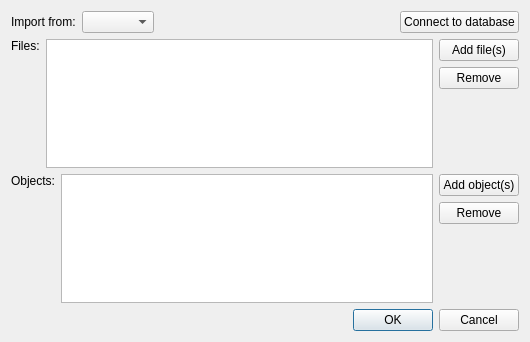
Above: src/plugins/pcr/src/import/ImportPrimersDialog.ui from violethaze74/ugene before the change. Below: the same form after it.
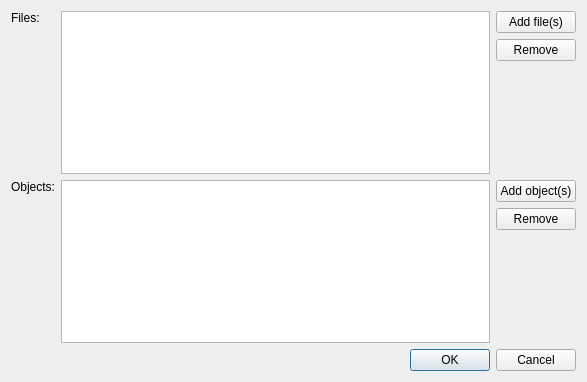
That is the form after the change.

Diff of the .ui file:
```diff
--- a/src/plugins/pcr/src/import/ImportPrimersDialog.ui
+++ b/src/plugins/pcr/src/import/ImportPrimersDialog.ui
@@ -6,8 +6,8 @@
    <rect>
     <x>0</x>
     <y>0</y>
-    <width>530</width>
-    <height>342</height>
+    <width>587</width>
+    <height>382</height>
    </rect>
   </property>
   <property name="sizePolicy">
@@ -20,56 +20,9 @@
    <string>Import Primers</string>
   </property>
   <layout class="QVBoxLayout" name="verticalLayout">
-   <property name="sizeConstraint">
-    <enum>QLayout::SetMinAndMaxSize</enum>
-   </property>
    <item>
-    <layout class="QHBoxLayout" name="horizontalLayout_3">
-     <item>
-      <widget class="QLabel" name="lblSource">
-       <property name="text">
-        <string>Import from:</string>
-       </property>
-      </widget>
-     </item>
-     <item>
-      <widget class="QComboBox" name="cbSource"/>
-     </item>
-     <item>
-      <spacer name="horizontalSpacer">
-       <property name="orientation">
-        <enum>Qt::Horizontal</enum>
-       </property>
-       <property name="sizeType">
-        <enum>QSizePolicy::Expanding</enum>
-       </property>
-       <property name="sizeHint" stdset="0">
-        <size>
-         <width>40</width>
-         <height>20</height>
-        </size>
-       </property>
-      </spacer>
-     </item>
-     <item>
-      <widget class="QPushButton" name="pbConnect">
-       <property name="text">
-        <string>Connect to database</string>
-       </property>
-      </widget>
-     </item>
-    </layout>
-   </item>
-   <item>
-    <widget class="QWidget" name="filesContainer" native="true">
-     <layout class="QHBoxLayout" name="horizontalLayout">
-      <property name="sizeConstraint">
-       <enum>QLayout::SetMinAndMaxSize</enum>
-      </property>
-      <property name="margin">
-       <number>0</number>
-      </property>
-      <item>
+    <layout class="QGridLayout" name="gridLayout">
+     <item row="0" column="0">
        <widget class="QLabel" name="lblFiles">
         <property name="text">
          <string>Files:</string>
@@ -79,7 +32,7 @@
         </property>
        </widget>
       </item>
-      <item>
+     <item row="0" column="1">
        <widget class="QListWidget" name="lwFiles">
         <property name="sizePolicy">
          <sizepolicy hsizetype="Expanding" vsizetype="Ignored">
@@ -89,7 +42,7 @@
         </property>
        </widget>
       </item>
-      <item>
+     <item row="0" column="2">
        <layout class="QVBoxLayout" name="verticalLayout_4">
         <property name="sizeConstraint">
          <enum>QLayout::SetMinAndMaxSize</enum>
@@ -123,19 +76,7 @@
         </item>
        </layout>
       </item>
-     </layout>
-    </widget>
-   </item>
-   <item>
-    <widget class="QWidget" name="objectsContainer" native="true">
-     <layout class="QHBoxLayout" name="horizontalLayout_2">
-      <property name="sizeConstraint">
-       <enum>QLayout::SetMinAndMaxSize</enum>
-      </property>
-      <property name="margin">
-       <number>0</number>
-      </property>
-      <item>
+     <item row="1" column="0">
        <widget class="QLabel" name="lblObjects">
         <property name="text">
          <string>Objects:</string>
@@ -145,7 +86,7 @@
         </property>
        </widget>
       </item>
-      <item>
+     <item row="1" column="1">
        <widget class="QListWidget" name="lwObjects">
         <property name="sizePolicy">
          <sizepolicy hsizetype="Expanding" vsizetype="Ignored">
@@ -155,7 +96,7 @@
         </property>
        </widget>
       </item>
-      <item>
+     <item row="1" column="2">
        <layout class="QVBoxLayout" name="verticalLayout_2">
         <property name="sizeConstraint">
          <enum>QLayout::SetMinAndMaxSize</enum>
@@ -190,7 +131,21 @@
        </layout>
       </item>
      </layout>
-    </widget>
+   </item>
+   <item>
+    <layout class="QHBoxLayout" name="horizontalLayout">
+     <item>
+      <spacer name="horizontalSpacer">
+       <property name="orientation">
+        <enum>Qt::Horizontal</enum>
+       </property>
+       <property name="sizeHint" stdset="0">
+        <size>
+         <width>408</width>
+         <height>20</height>
+        </size>
+       </property>
+      </spacer>
    </item>
    <item>
     <widget class="QDialogButtonBox" name="buttonBox">
@@ -201,6 +156,8 @@
       <set>QDialogButtonBox::Cancel|QDialogButtonBox::Ok</set>
      </property>
     </widget>
+     </item>
+    </layout>
    </item>
   </layout>
  </widget>
```
Lines whose indentation alone changed are shown as unchanged.
